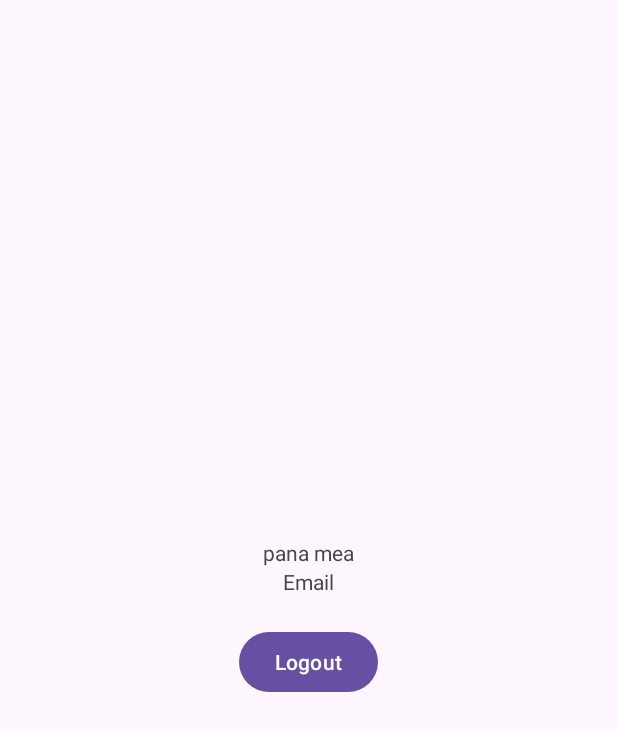
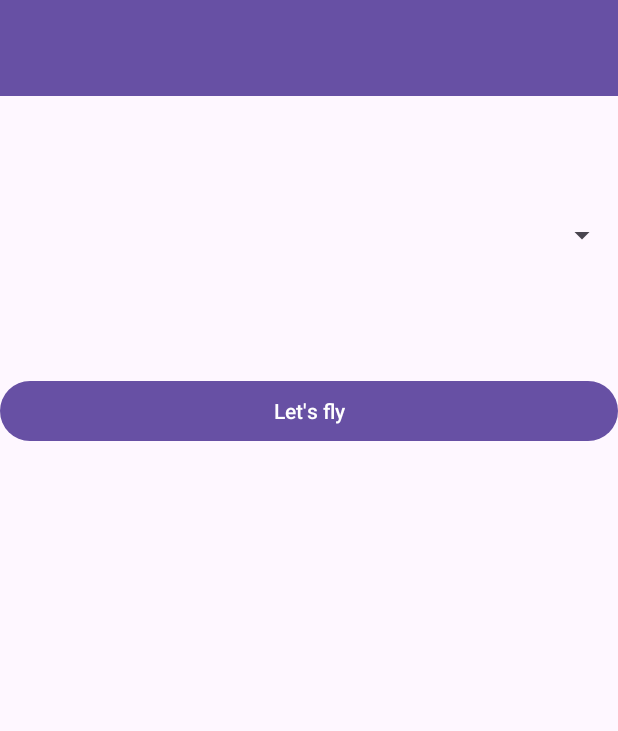
Before and after one commit to TheMujdii3/Clear2Go, an Android app: the layout activity_profile.xml on its own in the app's theme, with its tools: preview values and no code run, on a phone screen of 412 x 824 dp. Shown: the top 731 px of the screen. Run offline under Robolectric (Android 15) with nearby library versions, the phone set to English and light mode, and no system bars.

Commit message:
almost there

```diff
--- a/app/app/src/main/res/layout/activity_profile.xml
+++ b/app/app/src/main/res/layout/activity_profile.xml
@@ -5,22 +5,27 @@
     android:layout_width="match_parent"
     android:layout_height="match_parent"
     android:orientation="vertical"
-    android:gravity="center"
     tools:context=".ProfileActivity">
 
-    <TextView
-        android:layout_width="wrap_content"
+    <androidx.appcompat.widget.Toolbar
+        android:id="@+id/toolbar"
+        android:layout_width="match_parent"
         android:layout_height="wrap_content"
-        android:text="pana mea" />
-    <TextView
-        android:layout_width="wrap_content"
-        android:text="Email"
+        android:background="?attr/colorPrimary"
+        android:baselineAligned="false"
+
+        android:minHeight="?attr/actionBarSize"
+        android:theme="?attr/actionBarTheme" />
+
+    <Spinner
+        android:id="@+id/spinner"
+        android:layout_width="match_parent"
+        android:layout_height="186dp" />
+
+    <Button
+        android:id="@+id/button3"
+        android:layout_width="match_parent"
         android:layout_height="wrap_content"
-        android:id="@+id/emailTv"/>
-    <Button
-        android:layout_width="wrap_content"
-        android:layout_height="wrap_content"
-        android:id="@+id/logout"
-        android:layout_marginTop="20dp"
-        android:text="Logout"/>
+        android:text="Let's fly" />
+
 </LinearLayout>
--- a/app/app/src/main/res/values/strings.xml
+++ b/app/app/src/main/res/values/strings.xml
@@ -6,5 +6,5 @@
     <string name="second_fragment_label">Second Fragment</string>
     <string name="next">Next</string>
     <string name="previous">Previous</string>
-    <string name="default_web_client_id"></string>
+    <string name="default_web_client_id">341512314786-uliaqjhemph8hcju0d9ojkle2hh7vdcd.apps.googleusercontent.com</string>
 </resources>
```
Also changed, not shown: app/app/src/main/AndroidManifest.xml (+5 -11 lines), app/app/src/main/java/com/example/clear2go/FlyActivity.java (added, +14 -0 lines), app/app/src/main/java/com/example/clear2go/MainActivity.java (+1 -9 lines), app/app/src/main/java/com/example/clear2go/ProfileActivity.java (+81 -9 lines), app/app/src/main/res/layout/activity_fly.xml (added, +37 -0 lines), app/app/src/main/res/layout/activity_maps.xml (deleted, +0 -9 lines), app/app/src/main/res/layout/login.xml (deleted, +0 -19 lines), app/app/src/main/res/menu/menu_main.xml (+8 -3 lines).
